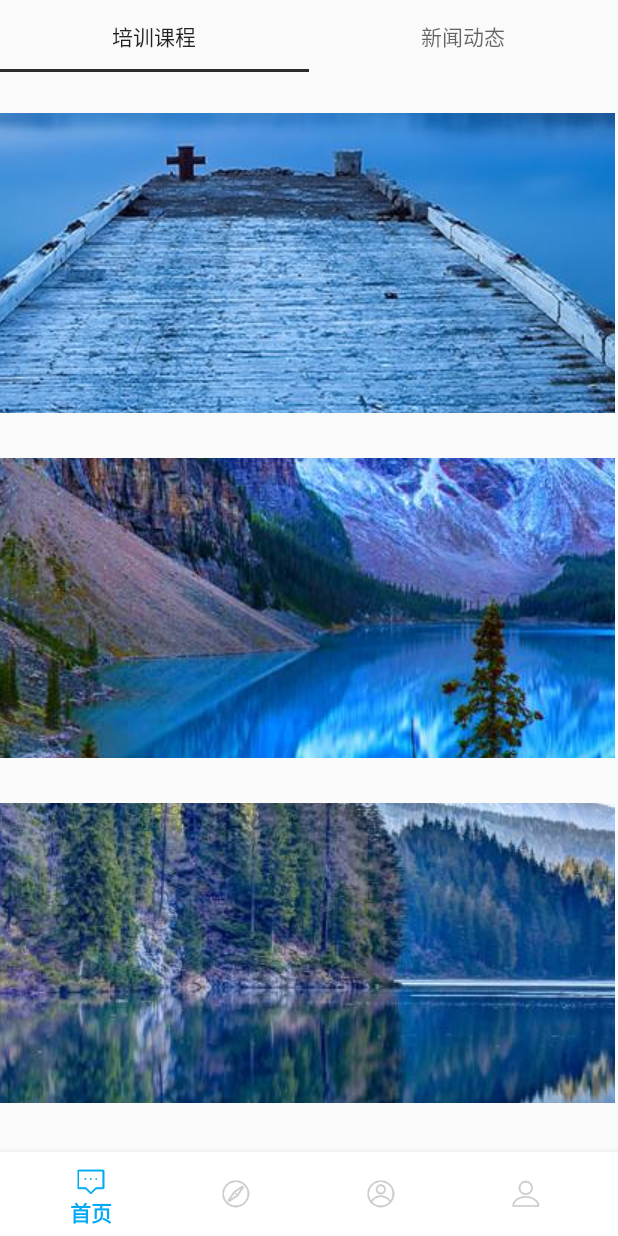
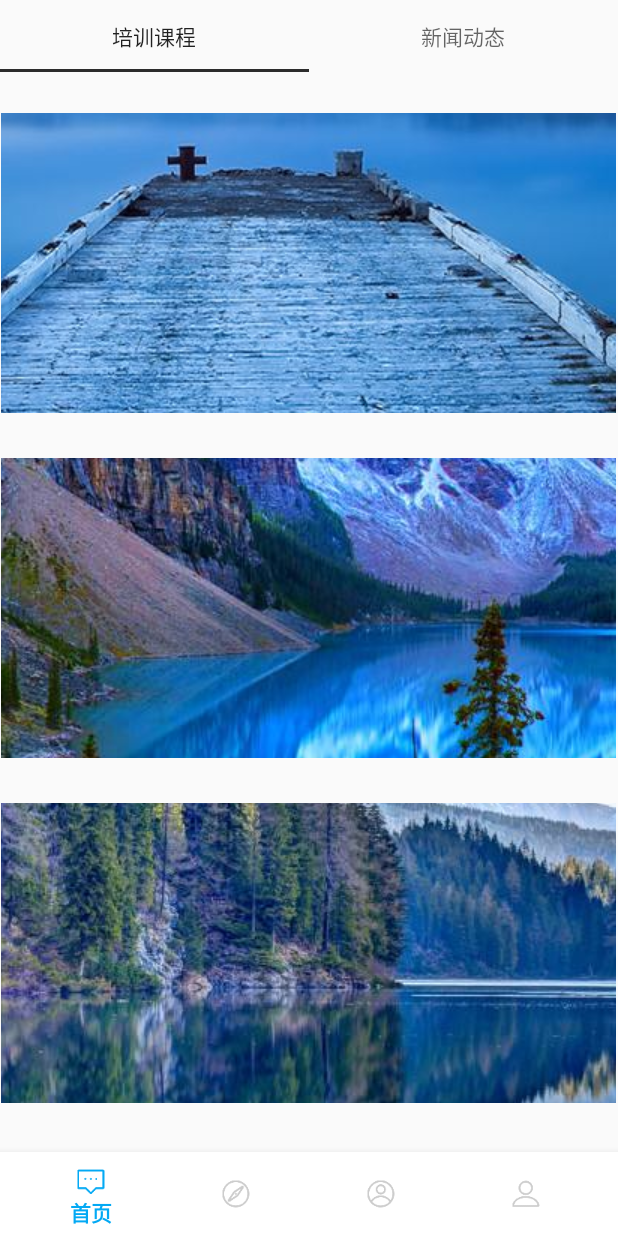
Before and after one commit to lovelinessmoe/Stydy_Android, an Android app: the fragment DiscoverFragment placed in its activity, on a phone screen of 412 x 824 dp. Run offline under Robolectric (Android 15) with nearby library versions, the phone set to English and light mode, and no system bars.

Commit message:
discover 图片居中

```diff
--- a/app/src/main/res/layout/discover_tab1_layout.xml
+++ b/app/src/main/res/layout/discover_tab1_layout.xml
@@ -1,24 +1,32 @@
 <?xml version="1.0" encoding="utf-8"?>
 <LinearLayout xmlns:android="http://schemas.android.com/apk/res/android"
-    android:orientation="vertical"
     android:layout_width="match_parent"
+    android:layout_height="match_parent"
 
-    android:layout_height="match_parent">
+    android:orientation="vertical">
+
     <ImageView
+
         android:layout_width="410dp"
         android:layout_height="200dp"
+        android:layout_gravity="center"
         android:scaleType="center"
         android:src="@drawable/fj1"></ImageView>
+
     <TextView
         android:layout_width="410dp"
+
         android:layout_height="30dp"
+        android:layout_gravity="center"
         android:text=""></TextView>
 
     <ImageView
         android:layout_width="410dp"
+
         android:layout_height="200dp"
-        android:src="@drawable/fj2"
-        android:scaleType="center"></ImageView>
+        android:layout_gravity="center"
+        android:scaleType="center"
+        android:src="@drawable/fj2"></ImageView>
 
     <TextView
         android:layout_width="410dp"
@@ -26,9 +34,11 @@
         android:text=""></TextView>
 
     <ImageView
+        android:layout_gravity="center"
+
         android:layout_width="410dp"
         android:layout_height="200dp"
-        android:src="@drawable/fj3"
-        android:scaleType="center"></ImageView>
+        android:scaleType="center"
+        android:src="@drawable/fj3"></ImageView>
 
 </LinearLayout>
```
Also changed, not shown: app/src/main/res/layout/discover_tab2_layout.xml (+18 -6 lines).
